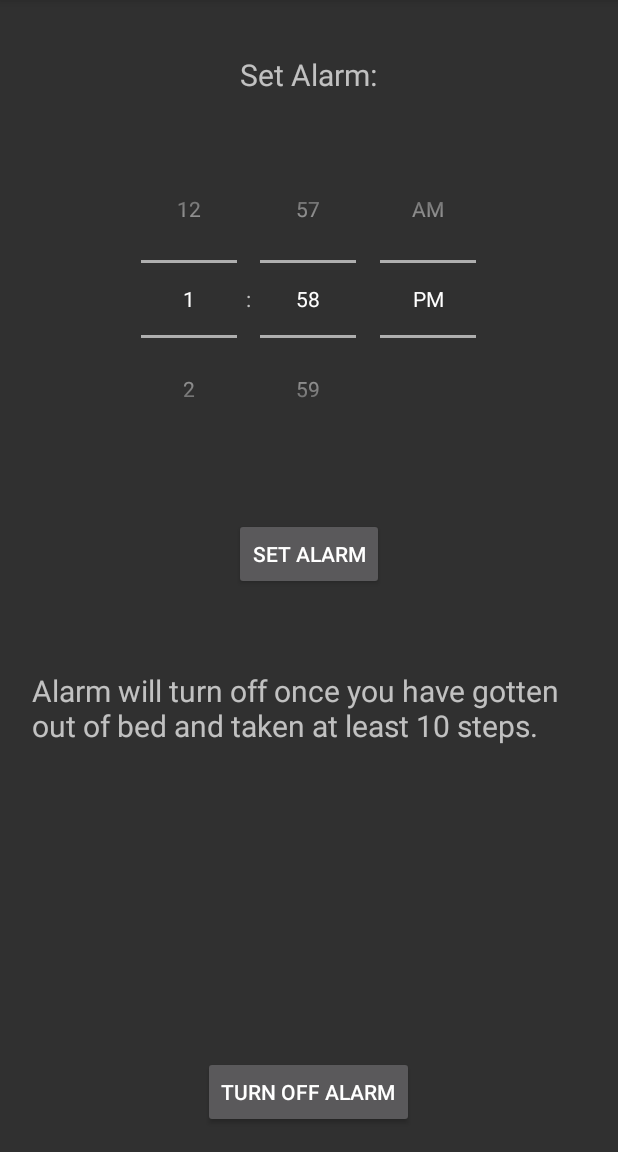
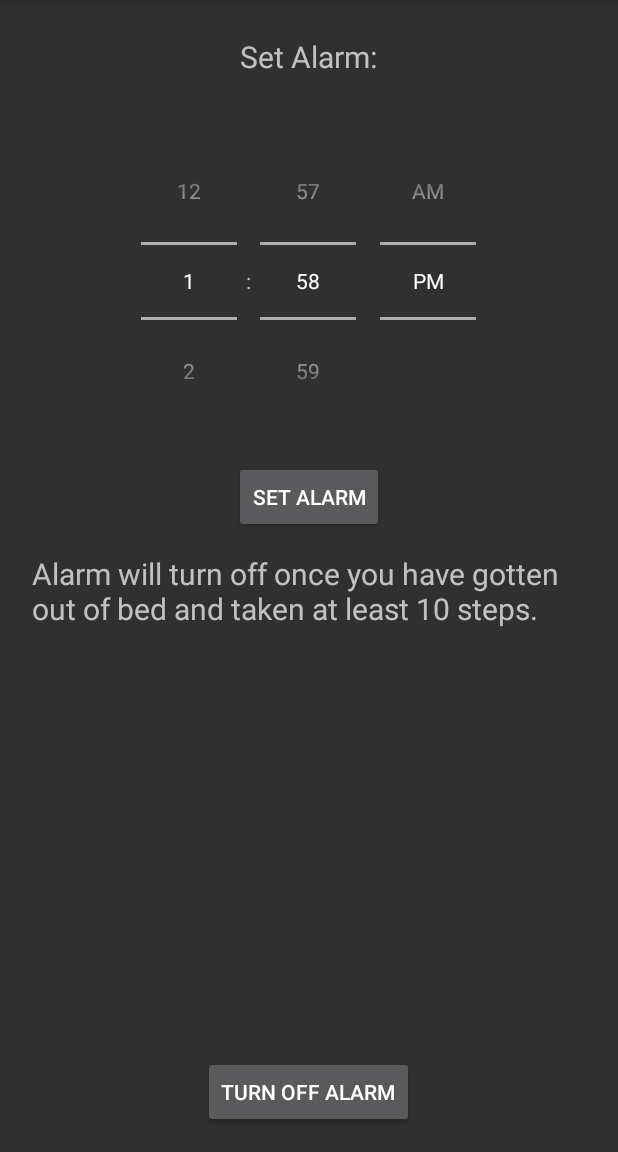
Before and after one commit to djchen-bu/MorningAssistant, an Android app: the screen it shows after launch (MainActivity), on a phone screen of 412 x 824 dp, the part 84-1236 px from its top. Run offline under Robolectric (Android 15) with nearby library versions, the phone set to English and light mode, and no system bars; 1 statement that could not run was skipped.

Commit message:
orientation lock

```diff
--- a/app/src/main/AndroidManifest.xml
+++ b/app/src/main/AndroidManifest.xml
@@ -9,7 +9,8 @@
         android:label="@string/app_name"
         android:supportsRtl="true"
         android:theme="@style/AppTheme" >
-        <activity android:name=".MainActivity" >
+        <activity android:name=".MainActivity" android:configChanges="keyboardHidden"
+            android:screenOrientation="portrait">
             <meta-data
                 android:name="com.google.android.gms.version"
                 android:value="@integer/google_play_services_version"/>
--- a/app/src/main/res/layout/activity_main.xml
+++ b/app/src/main/res/layout/activity_main.xml
@@ -24,16 +24,6 @@
         android:numbersBackgroundColor="@android:color/darker_gray" />
 
     <Button
-        android:text="@string/set"
-        android:layout_width="wrap_content"
-        android:layout_height="wrap_content"
-        android:layout_marginLeft="56dp"
-        android:id="@+id/alarm_on"
-        android:layout_marginTop="40dp"
-        android:layout_below="@+id/timepicker"
-        android:layout_centerHorizontal="true" />
-
-    <Button
         android:text="@string/off"
         android:layout_width="wrap_content"
         android:layout_height="wrap_content"
@@ -43,25 +33,35 @@
         android:layout_centerHorizontal="true" />
 
     <TextView
+        android:text="@string/Alarm_set"
+        android:layout_width="wrap_content"
+        android:layout_height="wrap_content"
+        android:layout_marginLeft="150dp"
+        android:textSize="20sp"
+        android:id="@+id/update_text"
+        android:layout_marginTop="8dp"
+        android:layout_alignParentTop="true"
+        android:layout_centerHorizontal="true" />
+
+    <TextView
         android:text="@string/message"
         android:layout_width="wrap_content"
         android:layout_height="wrap_content"
         android:layout_marginLeft="5dp"
         android:textSize="20sp"
         android:id="@+id/textView2"
+        android:layout_marginTop="13dp"
         android:layout_below="@+id/alarm_on"
-        android:layout_alignParentStart="true"
-        android:layout_marginTop="53dp" />
+        android:layout_alignParentEnd="true" />
 
-    <TextView
-        android:text="@string/Alarm_set"
+    <Button
+        android:text="@string/set"
         android:layout_width="wrap_content"
         android:layout_height="wrap_content"
-        android:layout_marginLeft="150dp"
-        android:textSize="20sp"
-        android:id="@+id/update_text"
-        android:layout_marginTop="20dp"
-        android:layout_alignParentTop="true"
+        android:layout_marginLeft="56dp"
+        android:id="@+id/alarm_on"
+        android:layout_marginTop="14dp"
+        android:layout_below="@+id/timepicker"
         android:layout_centerHorizontal="true" />
 
 </RelativeLayout>
```
